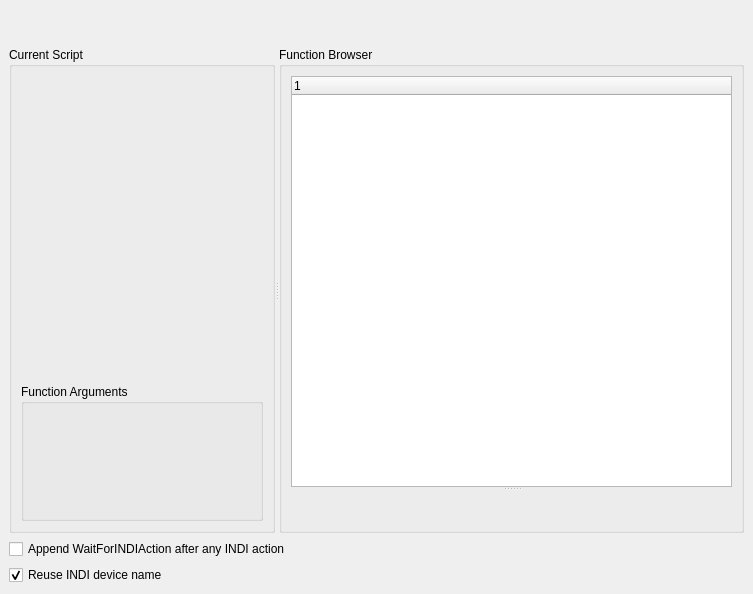
Above: kstars/tools/scriptbuilderui.ui from KDE/kstars before the change. Below: the same form after it.
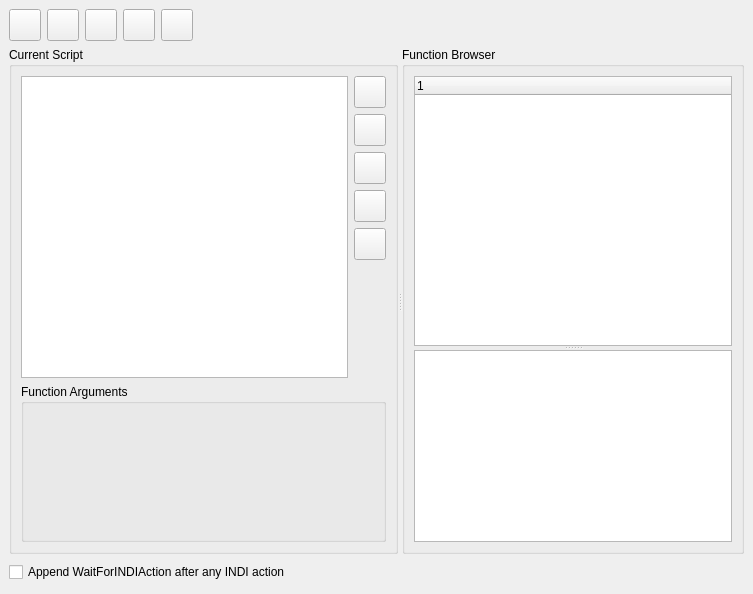
That is the form after the change. Custom widgets are drawn as their Qt base class.

Commit message: Still working on ScriptBuilder. I encountered a mysterious crash that I'd like to confirm.

Diff of the .ui file:
```diff
--- a/kstars/tools/scriptbuilderui.ui
+++ b/kstars/tools/scriptbuilderui.ui
@@ -31,7 +31,7 @@
       <number>6</number>
      </property>
      <item>
-      <widget class="KPushButton" name="NewButton" >
+      <widget class="QPushButton" name="NewButton" >
        <property name="sizePolicy" >
         <sizepolicy>
          <hsizetype>1</hsizetype>
@@ -61,7 +61,7 @@
       </widget>
      </item>
      <item>
-      <widget class="KPushButton" name="OpenButton" >
+      <widget class="QPushButton" name="OpenButton" >
        <property name="sizePolicy" >
         <sizepolicy>
          <hsizetype>1</hsizetype>
@@ -91,7 +91,7 @@
       </widget>
      </item>
      <item>
-      <widget class="KPushButton" name="SaveButton" >
+      <widget class="QPushButton" name="SaveButton" >
        <property name="sizePolicy" >
         <sizepolicy>
          <hsizetype>1</hsizetype>
@@ -121,7 +121,7 @@
       </widget>
      </item>
      <item>
-      <widget class="KPushButton" name="SaveAsButton" >
+      <widget class="QPushButton" name="SaveAsButton" >
        <property name="sizePolicy" >
         <sizepolicy>
          <hsizetype>1</hsizetype>
@@ -151,7 +151,7 @@
       </widget>
      </item>
      <item>
-      <widget class="KPushButton" name="RunButton" >
+      <widget class="QPushButton" name="RunButton" >
        <property name="minimumSize" >
         <size>
          <width>32</width>
@@ -215,7 +215,7 @@
           <number>6</number>
          </property>
          <item>
-          <widget class="KListBox" name="ScriptListBox" >
+          <widget class="QListWidget" name="ScriptListBox" >
            <property name="sizePolicy" >
             <sizepolicy>
              <hsizetype>7</hsizetype>
@@ -238,7 +238,7 @@
             <number>6</number>
            </property>
            <item>
-            <widget class="KPushButton" name="AddButton" >
+            <widget class="QPushButton" name="AddButton" >
              <property name="minimumSize" >
               <size>
                <width>32</width>
@@ -261,7 +261,7 @@
             </widget>
            </item>
            <item>
-            <widget class="KPushButton" name="RemoveButton" >
+            <widget class="QPushButton" name="RemoveButton" >
              <property name="minimumSize" >
               <size>
                <width>32</width>
@@ -283,7 +283,7 @@
             </widget>
            </item>
            <item>
-            <widget class="KPushButton" name="CopyButton" >
+            <widget class="QPushButton" name="CopyButton" >
              <property name="minimumSize" >
               <size>
                <width>32</width>
@@ -305,7 +305,7 @@
             </widget>
            </item>
            <item>
-            <widget class="KPushButton" name="UpButton" >
+            <widget class="QPushButton" name="UpButton" >
              <property name="minimumSize" >
               <size>
                <width>32</width>
@@ -327,7 +327,7 @@
             </widget>
            </item>
            <item>
-            <widget class="KPushButton" name="DownButton" >
+            <widget class="QPushButton" name="DownButton" >
              <property name="minimumSize" >
               <size>
                <width>32</width>
@@ -420,7 +420,7 @@
            <bool>true</bool>
           </property>
          </widget>
-         <widget class="KTextEdit" name="FuncDoc" >
+         <widget class="QTextEdit" name="FuncDoc" >
           <property name="sizePolicy" >
            <sizepolicy>
             <hsizetype>7</hsizetype>
@@ -451,34 +451,14 @@
       <number>6</number>
      </property>
      <item>
-      <layout class="QVBoxLayout" >
-       <property name="margin" >
-        <number>0</number>
+      <widget class="QCheckBox" name="AppendINDIWait" >
+       <property name="text" >
+        <string>Append WaitForINDIAction after any INDI action</string>
        </property>
-       <property name="spacing" >
-        <number>6</number>
+       <property name="checked" >
+        <bool>false</bool>
        </property>
-       <item>
-        <widget class="QCheckBox" name="AppendINDIWait" >
-         <property name="text" >
-          <string>Append WaitForINDIAction after any INDI action</string>
-         </property>
-         <property name="checked" >
-          <bool>false</bool>
-         </property>
-        </widget>
-       </item>
-       <item>
-        <widget class="QCheckBox" name="ReuseINDIDeviceName" >
-         <property name="text" >
-          <string>Reuse INDI device name</string>
-         </property>
-         <property name="checked" >
-          <bool>true</bool>
-         </property>
-        </widget>
-       </item>
-      </layout>
+      </widget>
      </item>
      <item>
       <spacer>
@@ -490,8 +470,8 @@
        </property>
        <property name="sizeHint" >
         <size>
-         <width>91</width>
-         <height>20</height>
+         <width>404</width>
+         <height>25</height>
         </size>
        </property>
       </spacer>
@@ -501,29 +481,6 @@
   </layout>
  </widget>
  <pixmapfunction></pixmapfunction>
- <customwidgets>
-  <customwidget>
-   <class>KPushButton</class>
-   <extends></extends>
-   <header>kpushbutton.h</header>
-   <container>0</container>
-   <pixmap></pixmap>
-  </customwidget>
-  <customwidget>
-   <class>KTextEdit</class>
-   <extends></extends>
-   <header>ktextedit.h</header>
-   <container>0</container>
-   <pixmap></pixmap>
-  </customwidget>
-  <customwidget>
-   <class>KListBox</class>
-   <extends></extends>
-   <header>klistbox.h</header>
-   <container>0</container>
-   <pixmap></pixmap>
-  </customwidget>
- </customwidgets>
  <resources/>
  <connections/>
 </ui>
```
The commit also changes 26 other files.
